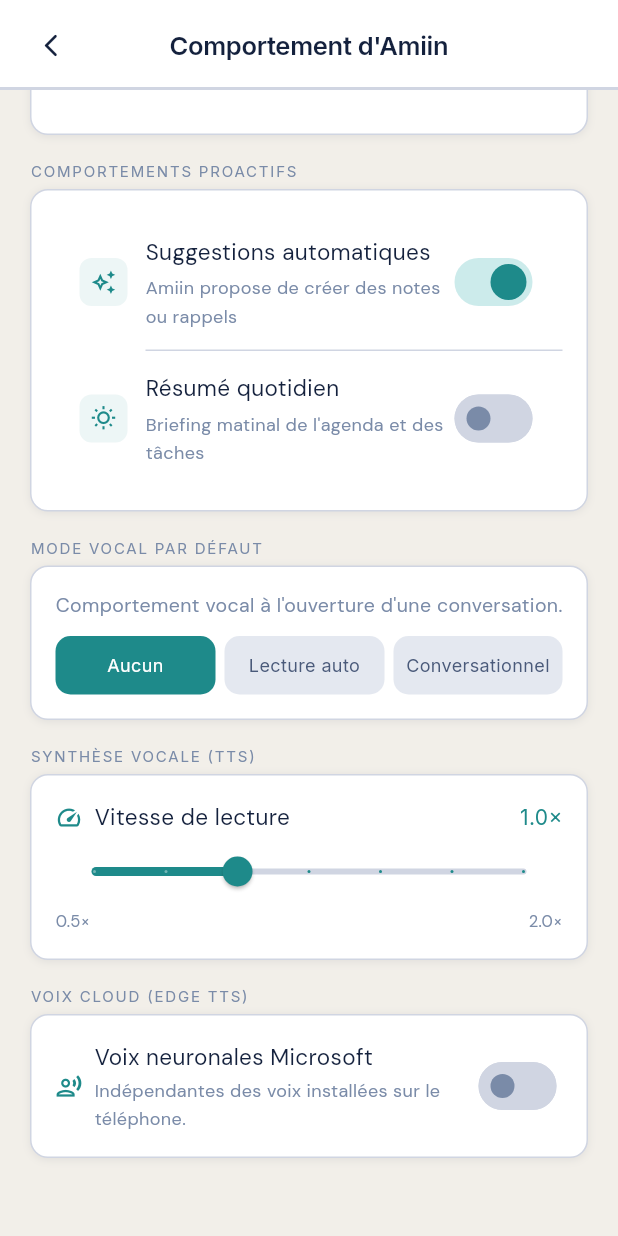
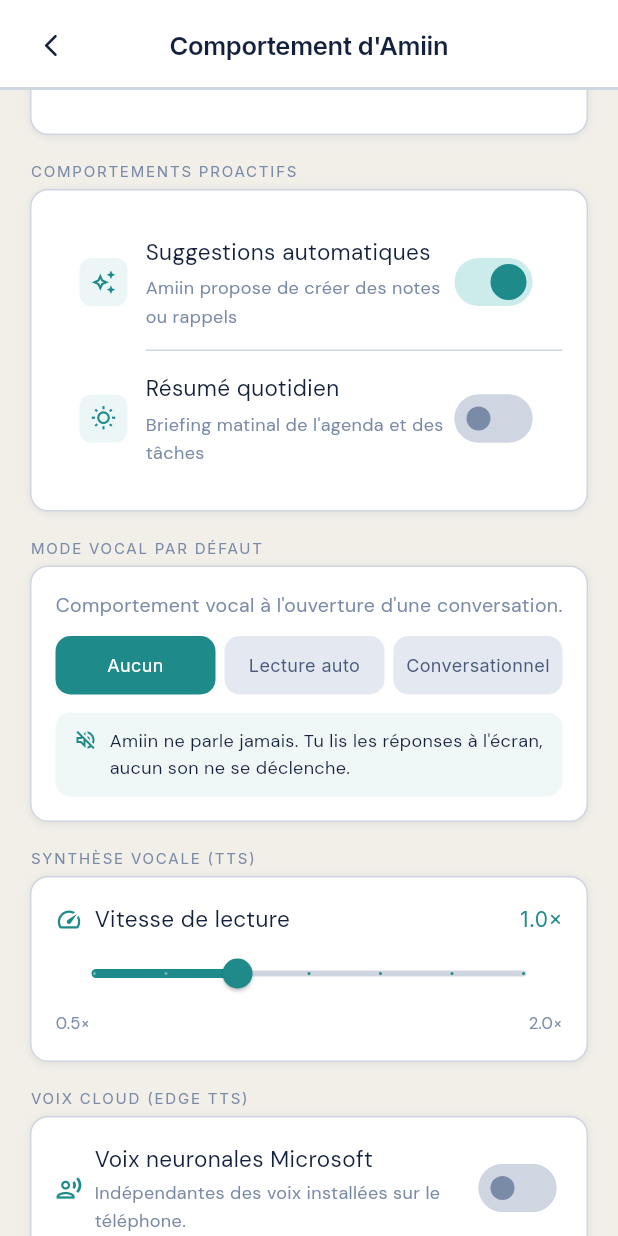
Before and after one commit to gnimaan-hub/amiin, a Flutter app: the SettingsAssistantScreen screen opened by its route, scrolled down 975 dp, on a phone screen of 412 x 824 dp. Run offline on Flutter 3.47's test engine with Material 3 defaults, Android fonts, the phone set to English and light mode, and no system bars; our stand-ins replace connectivity_plus, dio, flutter_local_notifications, flutter_markdown, flutter_secure_storage, flutter_svg and 9 more; accounts and stored records are empty.

Commit message:
feat: affinage voix cloud + descriptions modes vocaux
- Retire les voix arabes et la voix enfantine Éloïse
- Ajoute 3 voix françaises graves : Rémy, Gérard, Jean
- Tag visuel "grave" sur les voix graves dans l'UI
- Descriptions contextuelles des modes vocaux (aucun / lecture auto / conversationnel)

Co-Authored-By: Claude Sonnet 4.6 <noreply@anthropic.com>

```diff
--- a/amiin_app_flutter/lib/screens/settings/settings_assistant_screen.dart
+++ b/amiin_app_flutter/lib/screens/settings/settings_assistant_screen.dart
@@ -13,15 +13,14 @@ import 'settings_widgets.dart';
 
 // Miroir de la liste backend — permet l'affichage hors-ligne et l'aperçu.
 const _kCloudVoices = [
-  {'id': 'fr-FR-DeniseNeural',  'name': 'Denise',  'lang': 'Français', 'gender': 'F'},
-  {'id': 'fr-FR-HenriNeural',   'name': 'Henri',   'lang': 'Français', 'gender': 'M'},
-  {'id': 'fr-FR-EloiseNeural',  'name': 'Éloïse',  'lang': 'Français', 'gender': 'F'},
-  {'id': 'ar-SA-ZariyahNeural', 'name': 'Zariyah', 'lang': 'Arabe',    'gender': 'F'},
-  {'id': 'ar-SA-HamedNeural',   'name': 'Hamed',   'lang': 'Arabe',    'gender': 'M'},
-  {'id': 'ar-DZ-AminaNeural',   'name': 'Amina',   'lang': 'Arabe',    'gender': 'F'},
-  {'id': 'en-US-JennyNeural',   'name': 'Jenny',   'lang': 'Anglais',  'gender': 'F'},
-  {'id': 'en-US-GuyNeural',     'name': 'Guy',     'lang': 'Anglais',  'gender': 'M'},
-  {'id': 'en-GB-SoniaNeural',   'name': 'Sonia',   'lang': 'Anglais',  'gender': 'F'},
+  {'id': 'fr-FR-DeniseNeural',           'name': 'Denise',  'lang': 'Français', 'gender': 'F', 'note': ''},
+  {'id': 'fr-FR-HenriNeural',            'name': 'Henri',   'lang': 'Français', 'gender': 'M', 'note': ''},
+  {'id': 'fr-FR-RemyMultilingualNeural', 'name': 'Rémy',    'lang': 'Français', 'gender': 'M', 'note': 'grave'},
+  {'id': 'fr-BE-GerardNeural',           'name': 'Gérard',  'lang': 'Français', 'gender': 'M', 'note': 'grave'},
+  {'id': 'fr-CA-JeanNeural',             'name': 'Jean',    'lang': 'Français', 'gender': 'M', 'note': 'grave'},
+  {'id': 'en-US-JennyNeural',            'name': 'Jenny',   'lang': 'Anglais',  'gender': 'F', 'note': ''},
+  {'id': 'en-US-GuyNeural',              'name': 'Guy',     'lang': 'Anglais',  'gender': 'M', 'note': ''},
+  {'id': 'en-GB-SoniaNeural',            'name': 'Sonia',   'lang': 'Anglais',  'gender': 'F', 'note': ''},
 ];
 
 class SettingsAssistantScreen extends StatelessWidget {
@@ -210,6 +209,8 @@ class SettingsAssistantScreen extends StatelessWidget {
                             current: settings.defaultVoiceMode,
                             onSelect: (v) => settingsService.defaultVoiceMode = v,
                           ),
+                          const SizedBox(height: Spacing.md),
+                          _VoiceModeDescription(mode: settings.defaultVoiceMode),
                         ],
                       ),
                     ),
@@ -455,6 +456,58 @@ class _TopicsPicker extends StatelessWidget {
   }
 }
 
+// ─── Description du mode vocal ───────────────────────────────────────────────
+
+class _VoiceModeDescription extends StatelessWidget {
+  const _VoiceModeDescription({required this.mode});
+  final String mode;
+
+  static const _descriptions = {
+    'none': 'Amiin ne parle jamais. Tu lis les réponses à l\'écran, aucun son ne se déclenche.',
+    'tts':  'Chaque réponse d\'Amiin est lue à voix haute automatiquement, que tu aies tapé ou parlé.',
+    'voice': 'Amiin répond à voix haute uniquement quand tu lui parles au micro. Si tu tapes, il reste silencieux.',
+  };
+
+  static const _icons = {
+    'none':  Icons.volume_off_outlined,
+    'tts':   Icons.volume_up_outlined,
+    'voice': Icons.mic_outlined,
+  };
+
+  @override
+  Widget build(BuildContext context) {
+    final primary = Theme.of(context).colorScheme.primary;
+    final desc = _descriptions[mode] ?? '';
+    final icon = _icons[mode] ?? Icons.volume_off_outlined;
+    return AnimatedSwitcher(
+      duration: const Duration(milliseconds: 200),
+      child: Container(
+        key: ValueKey(mode),
+        padding: const EdgeInsets.symmetric(horizontal: 12, vertical: 10),
+        decoration: BoxDecoration(
+          color: primary.withValues(alpha: 0.07),
+          borderRadius: BorderRadius.circular(10),
+        ),
+        child: Row(
+          crossAxisAlignment: CrossAxisAlignment.start,
+          children: [
+            Icon(icon, size: 16, color: primary),
+            const SizedBox(width: 8),
+            Expanded(
+              child: Text(desc, style: TextStyle(
+                fontFamily: FontFamily.sans,
+                fontSize: 12,
+                color: ColorsAmiin.ink,
+                height: 1.5,
+              )),
+            ),
+          ],
+        ),
+      ),
+    );
+  }
+}
+
 // ─── Tuile de voix cloud ──────────────────────────────────────────────────────
 // Affiche une voix sélectionnable + bouton d'aperçu.
 class _VoiceTile extends StatefulWidget {
@@ -513,7 +566,9 @@ class _VoiceTileState extends State<_VoiceTile> {
             ),
             const SizedBox(width: Spacing.sm),
             Expanded(
-              child: Text(
+              child: Row(
+                children: [
+                  Text(
                     '${widget.voice['name']}  $gender',
                     style: TextStyle(
                       fontFamily: FontFamily.sans,
@@ -521,6 +576,24 @@ class _VoiceTileState extends State<_VoiceTile> {
                       color: widget.selected ? ColorsAmiin.ink : ColorsAmiin.mid,
                       fontWeight: widget.selected ? FontWeight.w600 : FontWeight.normal,
                     ),
+                  ),
+                  if (widget.voice['note'] == 'grave') ...[
+                    const SizedBox(width: 6),
+                    Container(
+                      padding: const EdgeInsets.symmetric(horizontal: 6, vertical: 2),
+                      decoration: BoxDecoration(
+                        color: widget.primary.withValues(alpha: 0.12),
+                        borderRadius: BorderRadius.circular(4),
+                      ),
+                      child: Text('grave', style: TextStyle(
+                        fontFamily: FontFamily.sans,
+                        fontSize: 10,
+                        color: widget.primary,
+                        fontWeight: FontWeight.w600,
+                      )),
+                    ),
+                  ],
+                ],
               ),
             ),
             IconButton(
```
Also changed, not shown: 1 other file. Lines whose indentation alone changed are shown as unchanged.
